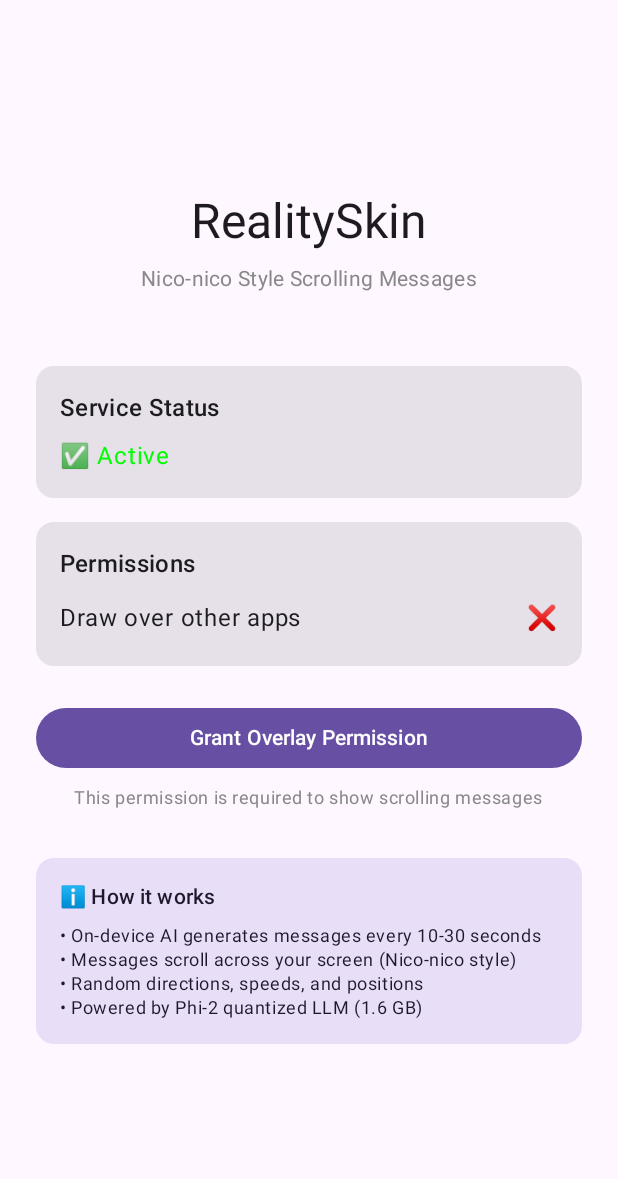
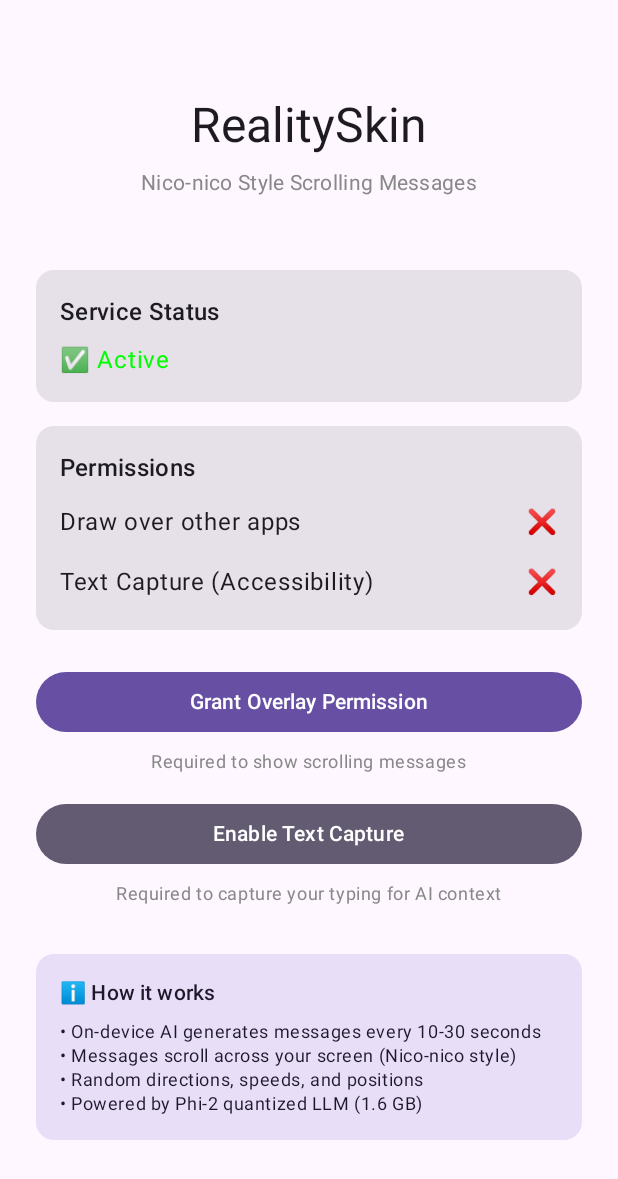
Before and after one commit to joy-of-bocchi/flanergide, an Android app built with Jetpack Compose: the screen it shows after launch (MainActivity), on a phone screen of 412 x 824 dp. Shown: the top 1179 px of the screen. Run offline under Robolectric (Android 15) with nearby library versions, the phone set to English and light mode, and no system bars.

Commit message:
Implement text capture with accessibility service logging
- Initialize TextCaptureEngine in RealityService to capture user input
- Register KeyloggerAccessibilityService in AndroidManifest with metadata config
- Add ACCESSIBILITY_SERVICE permission checking to PermissionManager
- Expand accessibility config to listen for multiple event types
- Add comprehensive logging for text capture events and extraction
- Add "Enable Text Capture" button to MainActivity that opens accessibility settings
- Update UI to show text capture permission status
- Enhanced event type filtering with detailed debugging logs

Text capture now works in native Android apps (Gmail, Messages, WhatsApp, etc.)
Note: Browser text input (Chrome, Firefox) not captured due to custom renderers

🤖 Generated with [Claude Code](https://claude.com/claude-code)

Co-Authored-By: Claude <noreply@anthropic.com>

```diff
--- a/android/app/src/main/java/com/flanergide/MainActivity.kt
+++ b/android/app/src/main/java/com/flanergide/MainActivity.kt
@@ -107,12 +107,19 @@ fun MainScreen() {
                     name = "Draw over other apps",
                     granted = permissions.systemAlertWindow
                 )
+
+                Spacer(modifier = Modifier.height(8.dp))
+
+                PermissionRow(
+                    name = "Text Capture (Accessibility)",
+                    granted = permissions.accessibilityService
+                )
             }
         }
 
         Spacer(modifier = Modifier.height(24.dp))
 
-        // Request Permission Button
+        // Request Permissions Buttons
         if (!permissions.systemAlertWindow) {
             Button(
                 onClick = { PermissionManager.requestSystemAlertWindow() },
@@ -124,13 +131,38 @@ fun MainScreen() {
             Spacer(modifier = Modifier.height(8.dp))
 
             Text(
-                text = "This permission is required to show scrolling messages",
+                text = "Required to show scrolling messages",
                 style = MaterialTheme.typography.bodySmall,
                 color = Color.Gray
             )
-        } else {
+
+            Spacer(modifier = Modifier.height(16.dp))
+        }
+
+        if (!permissions.accessibilityService) {
+            Button(
+                onClick = { PermissionManager.requestAccessibilityService() },
+                modifier = Modifier.fillMaxWidth(),
+                colors = ButtonDefaults.buttonColors(
+                    containerColor = MaterialTheme.colorScheme.secondary
+                )
+            ) {
+                Text("Enable Text Capture")
+            }
+
+            Spacer(modifier = Modifier.height(8.dp))
+
             Text(
-                text = "✨ All set! Messages will appear on your screen",
+                text = "Required to capture your typing for AI context",
+                style = MaterialTheme.typography.bodySmall,
+                color = Color.Gray
+            )
+        }
+
+        if (permissions.systemAlertWindow && permissions.accessibilityService) {
+            Spacer(modifier = Modifier.height(16.dp))
+            Text(
+                text = "✨ All permissions granted! Ready to go",
                 style = MaterialTheme.typography.bodyMedium,
                 color = Color.Green
             )
--- a/android/app/src/main/res/xml/accessibility_service_config.xml
+++ b/android/app/src/main/res/xml/accessibility_service_config.xml
@@ -1,6 +1,6 @@
 <?xml version="1.0" encoding="utf-8"?>
 <accessibility-service xmlns:android="http://schemas.android.com/apk/res/android"
-    android:accessibilityEventTypes="typeViewTextChanged"
+    android:accessibilityEventTypes="typeViewTextChanged|typeViewFocused|typeViewClicked|typeWindowStateChanged"
     android:accessibilityFeedbackType="feedbackGeneric"
     android:accessibilityFlags="flagReportViewIds"
     android:canRetrieveWindowContent="true"
```
Also changed, not shown: android/app/src/main/AndroidManifest.xml (+15 -0 lines), android/app/src/main/java/com/flanergide/RealityService.kt (+7 -2 lines), android/app/src/main/java/com/flanergide/data/KeyloggerAccessibilityService.kt (+38 -3 lines), android/app/src/main/java/com/flanergide/data/TextCaptureEngine.kt (+12 -3 lines), android/app/src/main/java/com/flanergide/permissions/PermissionManager.kt (+44 -2 lines).
